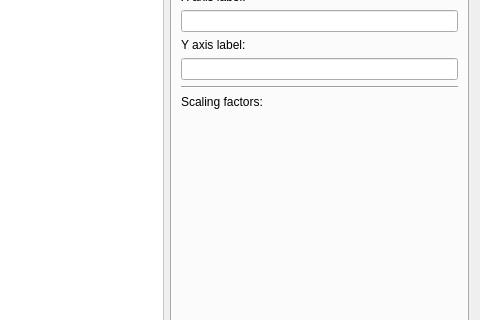
The window that apfelgui2/forms/plotall.ui (scarrazza/apfel) describes before a commit, drawn with Qt 5; both pictures show x 547 to 1027 and y 104 to 424 of the 1027 by 522 pixel window.
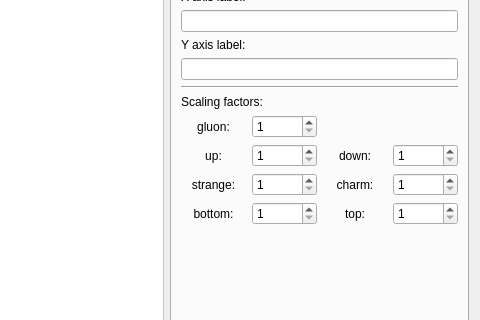
The same window after the commit. The open tabs and pages were chosen to show the change. Icons and pictures are not drawn.

```diff
--- a/apfelgui2/forms/plotall.ui
+++ b/apfelgui2/forms/plotall.ui
@@ -34,6 +34,65 @@
      </property>
     </widget>
    </item>
+   <item row="1" column="1">
+    <widget class="QPushButton" name="playButton">
+     <property name="styleSheet">
+      <string notr="true"/>
+     </property>
+     <property name="text">
+      <string>Compute</string>
+     </property>
+     <property name="icon">
+      <iconset resource="../resources/resource.qrc">
+       <normaloff>:/images/StepForwardNormalBlue.png</normaloff>:/images/StepForwardNormalBlue.png</iconset>
+     </property>
+     <property name="iconSize">
+      <size>
+       <width>32</width>
+       <height>32</height>
+      </size>
+     </property>
+    </widget>
+   </item>
+   <item row="1" column="2">
+    <widget class="QPushButton" name="saveButton">
+     <property name="enabled">
+      <bool>false</bool>
+     </property>
+     <property name="styleSheet">
+      <string notr="true"/>
+     </property>
+     <property name="text">
+      <string>Save plot</string>
+     </property>
+     <property name="icon">
+      <iconset resource="../resources/resource.qrc">
+       <normaloff>:/images/save-32x32.png</normaloff>:/images/save-32x32.png</iconset>
+     </property>
+     <property name="iconSize">
+      <size>
+       <width>32</width>
+       <height>32</height>
+      </size>
+     </property>
+    </widget>
+   </item>
+   <item row="2" column="1" colspan="2">
+    <widget class="QProgressBar" name="progressBar">
+     <property name="value">
+      <number>0</number>
+     </property>
+     <property name="textVisible">
+      <bool>true</bool>
+     </property>
+     <property name="orientation">
+      <enum>Qt::Horizontal</enum>
+     </property>
+     <property name="invertedAppearance">
+      <bool>false</bool>
+     </property>
+    </widget>
+   </item>
    <item row="0" column="1" colspan="2">
     <widget class="QTabWidget" name="tabWidget">
      <property name="currentIndex">
@@ -302,7 +361,7 @@
       <attribute name="title">
        <string>Plot editor</string>
       </attribute>
-      <layout class="QGridLayout" name="gridLayout_4">
+      <layout class="QGridLayout" name="gridLayout_5">
        <item row="0" column="0">
         <widget class="QLabel" name="label_10">
          <property name="text">
@@ -310,6 +369,9 @@
          </property>
         </widget>
        </item>
+       <item row="1" column="0" colspan="3">
+        <widget class="QLineEdit" name="title"/>
+       </item>
        <item row="2" column="0">
         <widget class="QLabel" name="label_11">
          <property name="text">
@@ -317,6 +379,9 @@
          </property>
         </widget>
        </item>
+       <item row="3" column="0" colspan="3">
+        <widget class="QLineEdit" name="xtitle"/>
+       </item>
        <item row="4" column="0">
         <widget class="QLabel" name="label_12">
          <property name="text">
@@ -324,105 +389,187 @@
          </property>
         </widget>
        </item>
-       <item row="7" column="0" colspan="2">
-        <widget class="Line" name="line_3">
-         <property name="orientation">
-          <enum>Qt::Horizontal</enum>
-         </property>
-        </widget>
-       </item>
-       <item row="1" column="0" colspan="2">
-        <widget class="QLineEdit" name="title"/>
-       </item>
-       <item row="9" column="1">
-        <spacer name="verticalSpacer">
-         <property name="orientation">
-          <enum>Qt::Vertical</enum>
-         </property>
-         <property name="sizeHint" stdset="0">
-          <size>
-           <width>20</width>
-           <height>59</height>
-          </size>
-         </property>
-        </spacer>
-       </item>
-       <item row="5" column="0" colspan="2">
+       <item row="5" column="0" colspan="3">
         <widget class="QLineEdit" name="ytitle"/>
        </item>
-       <item row="3" column="0" colspan="2">
-        <widget class="QLineEdit" name="xtitle"/>
+       <item row="6" column="0" colspan="3">
+        <widget class="Line" name="line_3">
+         <property name="orientation">
+          <enum>Qt::Horizontal</enum>
+         </property>
+        </widget>
        </item>
-       <item row="8" column="0">
+       <item row="7" column="0">
         <widget class="QLabel" name="label_13">
          <property name="text">
           <string>Scaling factors:</string>
          </property>
         </widget>
        </item>
+       <item row="9" column="0" colspan="3">
+        <layout class="QGridLayout" name="gridLayout_4">
+         <property name="verticalSpacing">
+          <number>6</number>
+         </property>
+         <item row="1" column="0">
+          <widget class="QLabel" name="label_15">
+           <property name="text">
+            <string>up:</string>
+           </property>
+           <property name="alignment">
+            <set>Qt::AlignCenter</set>
+           </property>
+          </widget>
+         </item>
+         <item row="1" column="1">
+          <widget class="QSpinBox" name="up">
+           <property name="minimum">
+            <number>1</number>
+           </property>
+           <property name="maximum">
+            <number>100</number>
+           </property>
+          </widget>
+         </item>
+         <item row="2" column="1">
+          <widget class="QSpinBox" name="strange">
+           <property name="minimum">
+            <number>1</number>
+           </property>
+           <property name="maximum">
+            <number>100</number>
+           </property>
+          </widget>
+         </item>
+         <item row="3" column="0">
+          <widget class="QLabel" name="label_18">
+           <property name="text">
+            <string>bottom:</string>
+           </property>
+           <property name="alignment">
+            <set>Qt::AlignCenter</set>
+           </property>
+          </widget>
+         </item>
+         <item row="2" column="0">
+          <widget class="QLabel" name="label_17">
+           <property name="text">
+            <string>strange:</string>
+           </property>
+           <property name="alignment">
+            <set>Qt::AlignCenter</set>
+           </property>
+          </widget>
+         </item>
+         <item row="1" column="2">
+          <widget class="QLabel" name="label_16">
+           <property name="text">
+            <string>down:</string>
+           </property>
+           <property name="alignment">
+            <set>Qt::AlignCenter</set>
+           </property>
+          </widget>
+         </item>
+         <item row="3" column="1">
+          <widget class="QSpinBox" name="bottom">
+           <property name="minimum">
+            <number>1</number>
+           </property>
+           <property name="maximum">
+            <number>100</number>
+           </property>
+          </widget>
+         </item>
+         <item row="0" column="0">
+          <widget class="QLabel" name="label_14">
+           <property name="text">
+            <string>gluon:</string>
+           </property>
+           <property name="alignment">
+            <set>Qt::AlignCenter</set>
+           </property>
+          </widget>
+         </item>
+         <item row="0" column="1">
+          <widget class="QSpinBox" name="gluon">
+           <property name="minimum">
+            <number>1</number>
+           </property>
+           <property name="maximum">
+            <number>100</number>
+           </property>
+          </widget>
+         </item>
+         <item row="1" column="5">
+          <widget class="QSpinBox" name="down">
+           <property name="minimum">
+            <number>1</number>
+           </property>
+           <property name="maximum">
+            <number>100</number>
+           </property>
+          </widget>
+         </item>
+         <item row="2" column="2">
+          <widget class="QLabel" name="label_19">
+           <property name="text">
+            <string>charm:</string>
+           </property>
+           <property name="alignment">
+            <set>Qt::AlignCenter</set>
+           </property>
+          </widget>
+         </item>
+         <item row="3" column="2">
+          <widget class="QLabel" name="label_20">
+           <property name="text">
+            <string>top:</string>
+           </property>
+           <property name="alignment">
+            <set>Qt::AlignCenter</set>
+           </property>
+          </widget>
+         </item>
+         <item row="2" column="5">
+          <widget class="QSpinBox" name="charm">
+           <property name="minimum">
+            <number>1</number>
+           </property>
+           <property name="maximum">
+            <number>100</number>
+           </property>
+          </widget>
+         </item>
+         <item row="3" column="5">
+          <widget class="QSpinBox" name="top">
+           <property name="minimum">
+            <number>1</number>
+           </property>
+           <property name="maximum">
+            <number>100</number>
+           </property>
+          </widget>
+         </item>
+        </layout>
+       </item>
+       <item row="10" column="1">
+        <spacer name="verticalSpacer">
+         <property name="orientation">
+          <enum>Qt::Vertical</enum>
+         </property>
+         <property name="sizeHint" stdset="0">
+          <size>
+           <width>20</width>
+           <height>33</height>
+          </size>
+         </property>
+        </spacer>
+       </item>
       </layout>
      </widget>
     </widget>
    </item>
-   <item row="1" column="1">
-    <widget class="QPushButton" name="playButton">
-     <property name="styleSheet">
-      <string notr="true"/>
-     </property>
-     <property name="text">
-      <string>Compute</string>
-     </property>
-     <property name="icon">
-      <iconset resource="../resources/resource.qrc">
-       <normaloff>:/images/StepForwardNormalBlue.png</normaloff>:/images/StepForwardNormalBlue.png</iconset>
-     </property>
-     <property name="iconSize">
-      <size>
-       <width>32</width>
-       <height>32</height>
-      </size>
-     </property>
-    </widget>
-   </item>
-   <item row="1" column="2">
-    <widget class="QPushButton" name="saveButton">
-     <property name="enabled">
-      <bool>false</bool>
-     </property>
-     <property name="styleSheet">
-      <string notr="true"/>
-     </property>
-     <property name="text">
-      <string>Save plot</string>
-     </property>
-     <property name="icon">
-      <iconset resource="../resources/resource.qrc">
-       <normaloff>:/images/save-32x32.png</normaloff>:/images/save-32x32.png</iconset>
-     </property>
-     <property name="iconSize">
-      <size>
-       <width>32</width>
-       <height>32</height>
-      </size>
-     </property>
-    </widget>
-   </item>
-   <item row="2" column="1" colspan="2">
-    <widget class="QProgressBar" name="progressBar">
-     <property name="value">
-      <number>0</number>
-     </property>
-     <property name="textVisible">
-      <bool>true</bool>
-     </property>
-     <property name="orientation">
-      <enum>Qt::Horizontal</enum>
-     </property>
-     <property name="invertedAppearance">
-      <bool>false</bool>
-     </property>
-    </widget>
-   </item>
   </layout>
  </widget>
  <tabstops>
```
